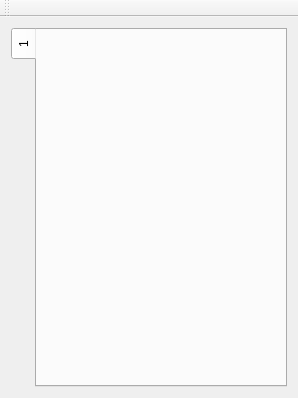
Qt form mainwindow.ui (proton/zNotes) before a commit.
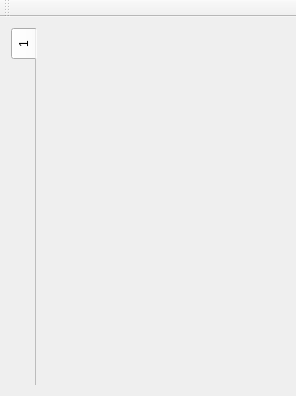
The same form after that commit. Icons and pictures are not drawn.

Patch:
```diff
--- a/mainwindow.ui
+++ b/mainwindow.ui
@@ -6,8 +6,8 @@
    <rect>
     <x>0</x>
     <y>0</y>
-    <width>298</width>
-    <height>398</height>
+    <width>296</width>
+    <height>396</height>
    </rect>
   </property>
   <property name="windowTitle">
@@ -30,8 +30,8 @@
       <property name="tabPosition">
        <enum>QTabWidget::West</enum>
       </property>
-      <property name="currentIndex">
-       <number>0</number>
+      <property name="documentMode">
+       <bool>true</bool>
       </property>
       <widget class="QWidget" name="note1">
        <attribute name="title">
```
